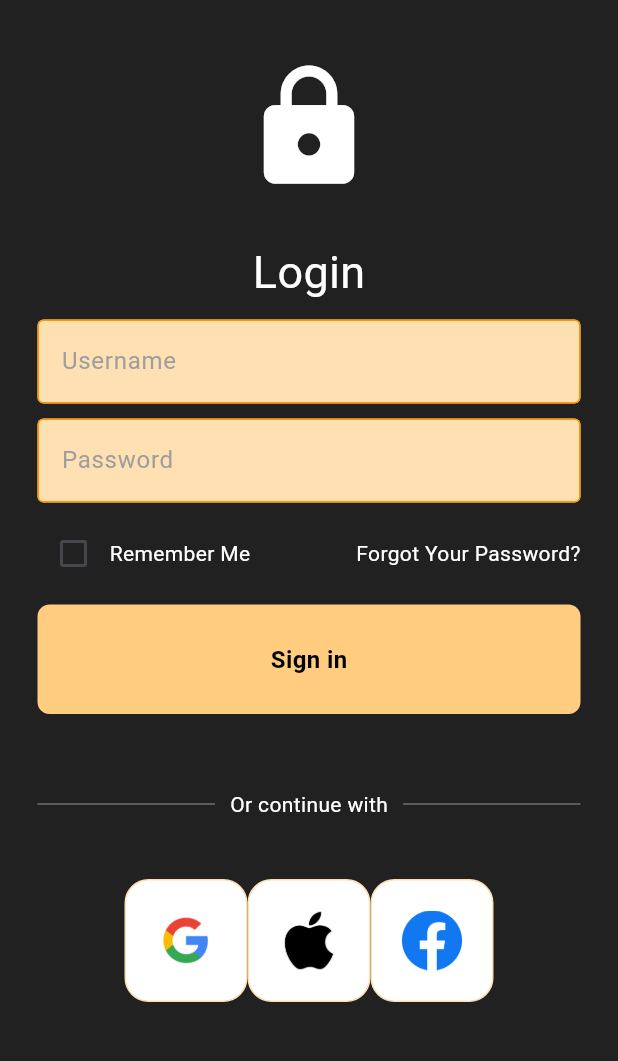
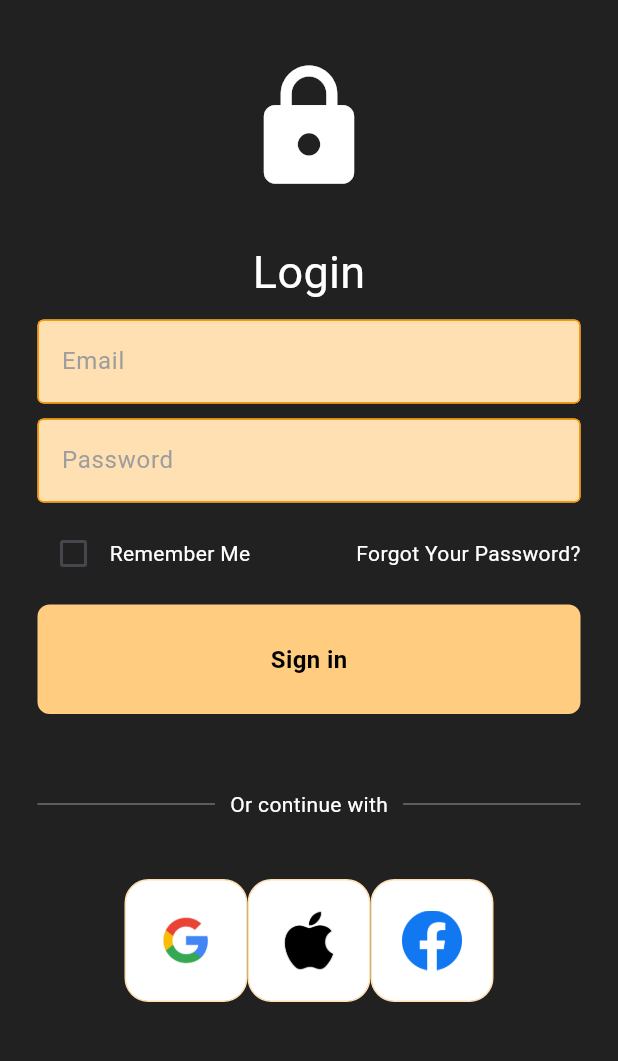
Before and after one commit to Andrnyen/borrow, a Flutter app: the screen it shows after launch, after a tap on "Sign in", on a phone screen of 412 x 824 dp, the part 168-1229 px from its top. Run offline on Flutter 3.47's test engine with Material 3 defaults, Android fonts, the light colour scheme and no system bars; our stand-ins replace firebase_auth, firebase_core; accounts and stored records are empty; network calls fail.

Commit message:
added email login and creation

```diff
--- a/frontend/lib/components/my_button.dart
+++ b/frontend/lib/components/my_button.dart
@@ -19,10 +19,10 @@ class MyButton extends StatelessWidget {
           color: Colors.orange.shade200,
           borderRadius: BorderRadius.circular(8)
         ),
-        child: const Center(
+        child: Center(
           child: Text(
-            'Sign in',
-            style: TextStyle(
+            message,
+            style: const TextStyle(
               color: Colors.black,
               fontWeight: FontWeight.bold,
               fontSize: 16,
--- /dev/null
+++ b/frontend/lib/components/widget_tree.dart
@@ -0,0 +1,23 @@
+import 'package:flutter/material.dart';
+import 'package:frontend/pages/auth.dart';
+import 'package:frontend/pages/explore_page.dart';
+import 'package:frontend/pages/login_page.dart';
+
+class WidgetTree extends StatefulWidget {
+  const WidgetTree({super.key});
+
+  @override
+  State<WidgetTree> createState() => _WidgetTree();
+}
+
+class _WidgetTree extends State<WidgetTree> {
+  @override
+  Widget build(BuildContext context) {
+    return StreamBuilder(
+      stream: Auth().authStateChanges,
+      builder: (context, snapshot) {
+        return snapshot.hasData ? const ExplorePage() : const LoginPage();
+      }
+    );
+  }
+}
--- a/frontend/lib/main.dart
+++ b/frontend/lib/main.dart
@@ -1,9 +1,10 @@
+import 'package:firebase_core/firebase_core.dart';
 import 'package:flutter/material.dart';
-import 'package:frontend/pages/explore_page.dart';
-import 'package:frontend/pages/login_page.dart';
-import 'package:frontend/pages/registration_page.dart';
+import 'package:frontend/components/widget_tree.dart';
 
-void main() {
+Future<void> main() async {
+  WidgetsFlutterBinding.ensureInitialized();
+  await Firebase.initializeApp();
   runApp(const MyApp());
 }
 
@@ -14,10 +15,10 @@ class MyApp extends StatelessWidget {
 
   @override
   Widget build(BuildContext context) {
-    return MaterialApp(
+    return const MaterialApp(
       title: appTitle,
       debugShowCheckedModeBanner: false,
-      home: LoginPage()
+      home: WidgetTree()
     );
   }
 }
--- a/frontend/lib/pages/login_page.dart
+++ b/frontend/lib/pages/login_page.dart
@@ -1,19 +1,39 @@
+import 'package:firebase_auth/firebase_auth.dart';
 import 'package:flutter/material.dart';
 import 'package:frontend/components/my_button.dart';
 import 'package:frontend/components/my_textfield.dart';
 import 'package:frontend/components/remember_me.dart';
 import 'package:frontend/components/square_tile.dart';
+import 'package:frontend/pages/auth.dart';
+import 'package:frontend/pages/registration_page.dart';
 
-class LoginPage extends StatelessWidget {
-  LoginPage({super.key});
+class LoginPage extends StatefulWidget {
+  const LoginPage({super.key});
+
+  @override
+  State<LoginPage> createState() => _LoginPage();
+}
+
+class _LoginPage extends State<LoginPage> {
+  String? errorMessage = '';
+  bool isLogin = true;
 
   // text editing controllers
-  final usernameController = TextEditingController();
+  final emailController = TextEditingController();
   final passwordController = TextEditingController();
 
   // sign user in method
-  void signUserIn() {
-
+  Future<void> signInWithEmailAndPassword() async {
+    try {
+      await Auth().signInWithEmailAndPassword(
+        email: emailController.text,
+        password: passwordController.text
+      );
+    } on FirebaseAuthException catch(e) {
+      setState(() {
+        errorMessage = e.message;
+      });
+    }
   }
 
   @override
@@ -64,8 +84,8 @@ class LoginPage extends StatelessWidget {
 
               // username textfield
               MyTextField(
-                controller: usernameController,
-                hintText: 'Username',
+                controller: emailController,
+                hintText: 'Email',
                 obscureText: false,
               ),
 
@@ -107,7 +127,7 @@ class LoginPage extends StatelessWidget {
 
               // sign in button
               MyButton(
-                onTap: signUserIn,
+                onTap: signInWithEmailAndPassword,
                 message: 'Sign in',
               ),
 
@@ -172,12 +192,18 @@ class LoginPage extends StatelessWidget {
                   style: TextStyle(color: Colors.white)
                   ),
                   const SizedBox(width: 4),
-                  Text(
-                    'Register now',
-                    style: TextStyle(
-                      color: Colors.orange.shade600,
-                      fontWeight: FontWeight.bold,
-                    ),
+
+                  GestureDetector(
+                    onTap: () => {
+                      Navigator.push(context, MaterialPageRoute(builder: (context) => const RegistrationPage(),))
+                    },
+                    child: Text(
+                      'Register now',
+                      style: TextStyle(
+                        color: Colors.orange.shade600,
+                        fontWeight: FontWeight.bold,
+                      ),
+                    )
                   )
                 ],
               ),
```
Also changed, not shown: frontend/lib/pages/registration_page.dart (+29 -47 lines), 1 other file.
